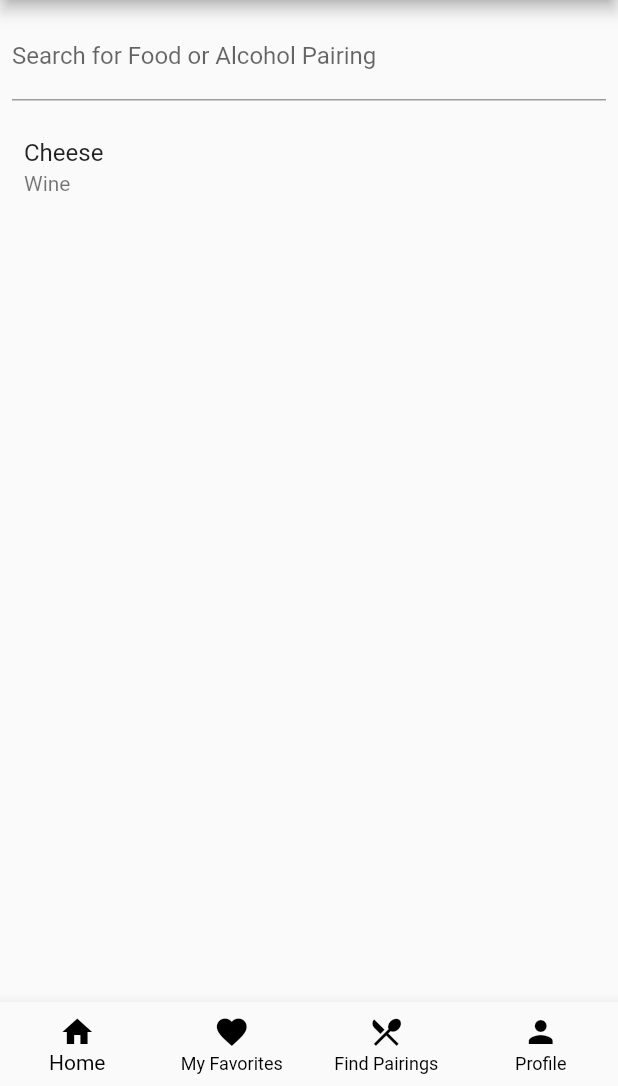
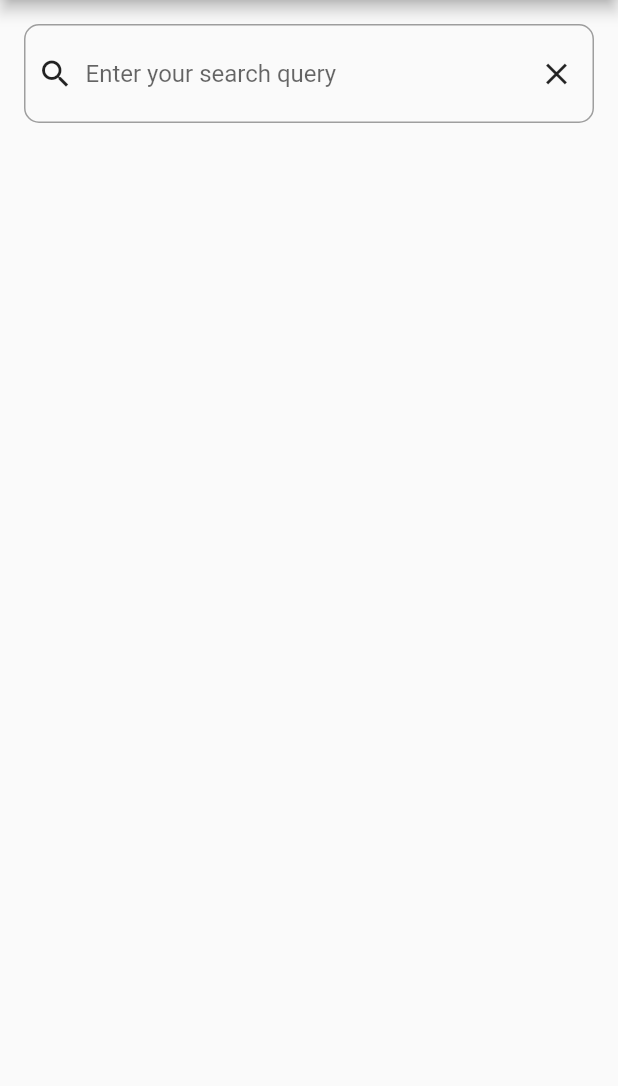
Before and after one commit to RaeClay/flair_pair, a Flutter app: the screen it shows after launch, item 3 of the bottom bar chosen, on a phone screen of 412 x 824 dp, the part 150-1236 px from its top. Run offline on Flutter 3.47's test engine with Material 2 defaults, Android fonts, the phone set to English and light mode, and no system bars; our stand-ins replace google_fonts.

Commit message:
- list of lists contains food/alc pairings - searchable list of lists - search field can be cleared - return list of results - created packages.dart for future use - created pairing repo for future use

```diff
--- /dev/null
+++ b/lib/models/pairing_repository.dart
@@ -0,0 +1,2 @@
+// hard coded pairings
+import 'package:flair_pair/models/pairing_model.dart';
--- a/lib/view/bottom_navbar.dart
+++ b/lib/view/bottom_navbar.dart
@@ -5,7 +5,7 @@ and the logic needed to navigate to each page
 
 import 'package:flutter/material.dart';
 import 'favoritespage_view.dart'; // Replace with your actual page imports
-import 'pairingpage_view.dart';
+import 'pairing_view.dart';
 import 'profilepage_view.dart';
 import 'home_view.dart'; // Import for HomePage
 import 'package:flair_pair/viewmodel/bottom_navbar_vm.dart'; // Import the ViewModel
--- a/lib/view/home_view.dart
+++ b/lib/view/home_view.dart
@@ -1,8 +1,7 @@
 import 'package:flutter/material.dart';
-
 import 'package:flair_pair/view/customappbar.dart';
-import 'bottom_navbar.dart';  // Import the custom bottom navigation bar
-import 'package:flair_pair/viewmodel/bottom_navbar_vm.dart';  // Import the ViewModel
+import 'bottom_navbar.dart';
+import 'package:flair_pair/viewmodel/bottom_navbar_vm.dart';
 
 class HomePage extends StatelessWidget {
   final BottomNavBarVM viewModel = BottomNavBarVM();
--- /dev/null
+++ b/lib/view/pairing_view.dart
@@ -0,0 +1,106 @@
+import 'package:flutter/material.dart';
+import 'package:flair_pair/viewmodel/pairing_view_model.dart';
+import 'package:provider/provider.dart';
+import 'bottom_navbar.dart';
+import 'package:flair_pair/viewmodel/bottom_navbar_vm.dart';
+import 'package:flair_pair/view/customappbar.dart';
+import 'package:flair_pair/models/pairing_model.dart';
+
+
+class PairingsPage extends StatelessWidget {
+  // final BottomNavBarVM viewModel = BottomNavBarVM(); // turned off for rn
+  @override
+  Widget build(BuildContext context) {
+    return Scaffold(
+      appBar: CustomAppBar(),
+      body: PairingsScreen(),
+      //bottomNavigationBar: BottomNavBar(viewModel: viewModel, context: context),  // turned off for rn
+    );
+  }
+}
+
+class PairingsScreen extends StatefulWidget {
+  @override
+  _PairingsScreenState createState() => _PairingsScreenState();
+}
+
+class _PairingsScreenState extends State<PairingsScreen> {
+  PairingViewModel _pairingViewModel = PairingViewModel();
+  TextEditingController _searchController = TextEditingController();
+  List<PairingModel> _searchResults = [];
+
+  @override
+  Widget build(BuildContext context) {
+    return Padding(
+      padding: const EdgeInsets.all(16.0),
+      child: Column(
+        children: [
+          _buildSearchField(),
+          SizedBox(height: 20),
+          _buildResultsList(),
+        ],
+      ),
+    );
+  }
+
+  Widget _buildSearchField() {
+    return Container(
+      decoration: BoxDecoration(
+        borderRadius: BorderRadius.circular(10.0),
+        border: Border.all(
+          color: Colors.grey,
+          width: 1.0,
+        ),
+      ),
+      child: Row(
+        children: [
+          Padding(
+            padding: const EdgeInsets.all(8.0),
+            child: Icon(Icons.search),
+          ),
+          Expanded(
+            child: Container(
+              padding: EdgeInsets.symmetric(vertical: 8.0),
+              child: TextField(
+                controller: _searchController,
+                onChanged: _onSearchTextChanged,
+                decoration: InputDecoration(
+                  hintText: 'Enter your search query',
+                  border: InputBorder.none,
+                ),
+              ),
+            ),
+          ),
+          IconButton(
+            icon: Icon(Icons.clear),
+            onPressed: () {
+              _searchController.clear();
+              _onSearchTextChanged('');
+            },
+          ),
+        ],
+      ),
+    );
+  }
+
+  void _onSearchTextChanged(String query) {
+    setState(() {
+      _searchResults = _pairingViewModel.searchPairings(query);
+    });
+  }
+
+  Widget _buildResultsList() {
+    return Expanded(
+      child: ListView.builder(
+        itemCount: _searchResults.length,
+        itemBuilder: (context, index) {
+          PairingModel pairing = _searchResults[index];
+          return ListTile(
+            title: Text(pairing.foodName),
+            subtitle: Text(pairing.alcoholName),
+          );
+        },
+      ),
+    );
+  }
+}
--- a/lib/view/pairingpage_view.dart
+++ /dev/null
@@ -1,67 +0,0 @@
-import 'package:flutter/material.dart';
-import 'package:flair_pair/viewmodel/pairing_view_model.dart';
-import 'package:provider/provider.dart';
-import 'bottom_navbar.dart';
-import 'package:flair_pair/viewmodel/bottom_navbar_vm.dart';
-import 'package:flair_pair/view/customappbar.dart';
-
-class PairingsPage extends StatelessWidget {
-  final BottomNavBarVM viewModel = BottomNavBarVM();
-
-  @override
-  Widget build(BuildContext context) {
-    return Scaffold(
-      appBar: CustomAppBar(),
-      body: ChangeNotifierProvider(
-        create: (context) => PairingViewModel(),
-        child: PairingBody(),
-      ),
-      bottomNavigationBar: BottomNavBar(viewModel: viewModel, context: context),
-    );
-  }
-}
-
-class PairingBody extends StatelessWidget {
-  @override
-  Widget build(BuildContext context) {
-    var pairingViewModel = Provider.of<PairingViewModel>(context);
-
-    return Column(
-      children: [
-        Padding(
-          padding: const EdgeInsets.all(8.0),
-          child: TextField(
-            onChanged: (query) {
-              var results = pairingViewModel.searchPairings(query);
-              // Do something with the results (e.g., update UI)
-            },
-            decoration: InputDecoration(
-              labelText: 'Search for Food or Alcohol Pairing',
-            ),
-          ),
-        ),
-        Expanded(
-          child: Consumer<PairingViewModel>(
-            builder: (context, viewModel, child) {
-              var pairingResults = viewModel.pairings;
-              return ListView.builder(
-                itemCount: pairingResults.length,
-                itemBuilder: (context, index) {
-                  var pairing = pairingResults[index];
-                  return ListTile(
-                    title: Text(pairing.foodName),
-                    subtitle: Text(pairing.alcoholName),
-                    onTap: () {
-                      // Handle item tap (like, navigate to details)
-                    },
-                  );
-                },
-              );
-            },
-          ),
-        ),
-      ],
-
-    );
-  }
-}
--- a/lib/viewmodel/pairing_view_model.dart
+++ b/lib/viewmodel/pairing_view_model.dart
@@ -3,22 +3,50 @@ import 'package:flair_pair/models/pairing_model.dart';
 
 
 class PairingViewModel extends ChangeNotifier {
-  List<PairingModel> _pairings = [
-    PairingModel(
-      foodName: 'Cheese',
-      alcoholName: 'Wine',
-      pairingDescription: 'A classic combination for wine enthusiasts.',
-    ),
-    // Add more pairings as needed
-  ];
-
-  List<PairingModel> get pairings => _pairings;
+  List<List<PairingModel>> _allPairings = [
+    [
+      PairingModel(
+        foodName: 'Cheese',
+        alcoholName: 'Wine',
+        pairingDescription: 'A classic combination for wine enthusiasts.',
+      ),
+    ],
+    [
+      PairingModel(
+        foodName: 'Pizza',
+        alcoholName: 'Beer',
+        pairingDescription: 'An all-time favorite pairing for a casual meal.',
+      ),
+    ],
+    [
+      PairingModel(
+        foodName: 'Steak',
+        alcoholName: 'Wine',
+        pairingDescription: 'Another classic combination for wine enthusiasts.',
+      ),
+    ],
+    [
+      PairingModel(
+        foodName: 'Pretzel',
+        alcoholName: 'Beer',
+        pairingDescription: 'A timeless combination of salty and hoppy.',
+      ),
+    ],
+  ]; // end of list of lists (_allPairings)
 
   List<PairingModel> searchPairings(String query) {
     query = query.toLowerCase();
-    return _pairings.where((pairing) {
-      return pairing.foodName.toLowerCase().contains(query) ||
-          pairing.alcoholName.toLowerCase().contains(query);
-    }).toList();
+    List<PairingModel> results = [];
+
+    for (List<PairingModel> pairingList in _allPairings) {
+      for (PairingModel pairing in pairingList) {
+        if (pairing.foodName.toLowerCase().contains(query) ||
+            pairing.alcoholName.toLowerCase().contains(query)) {
+          results.add(pairing);
+        }
+      }
+    }
+
+    return results;
   }
 }
```
Also changed, not shown: lib/packages.dart (added, +7 -0 lines).
